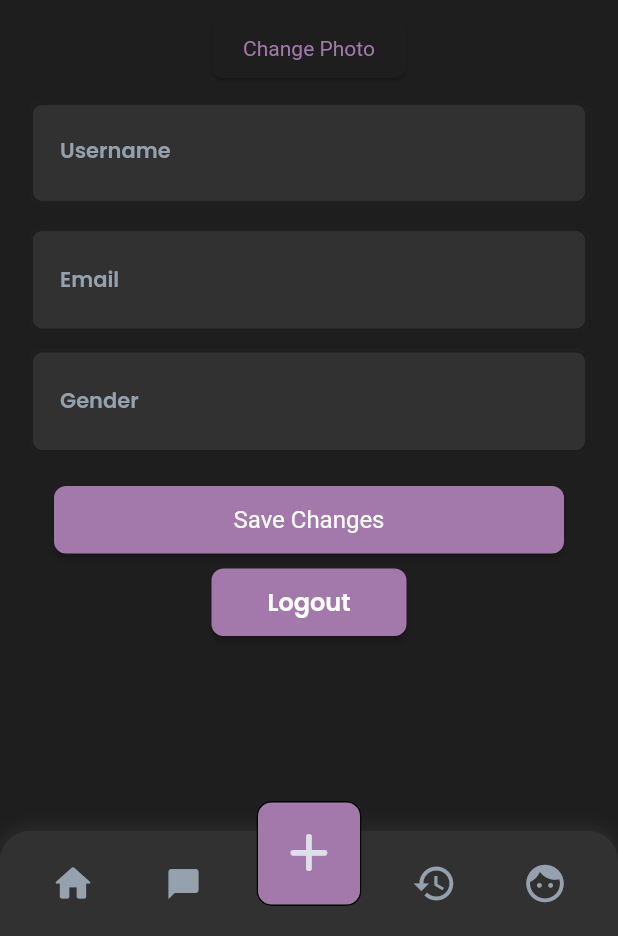
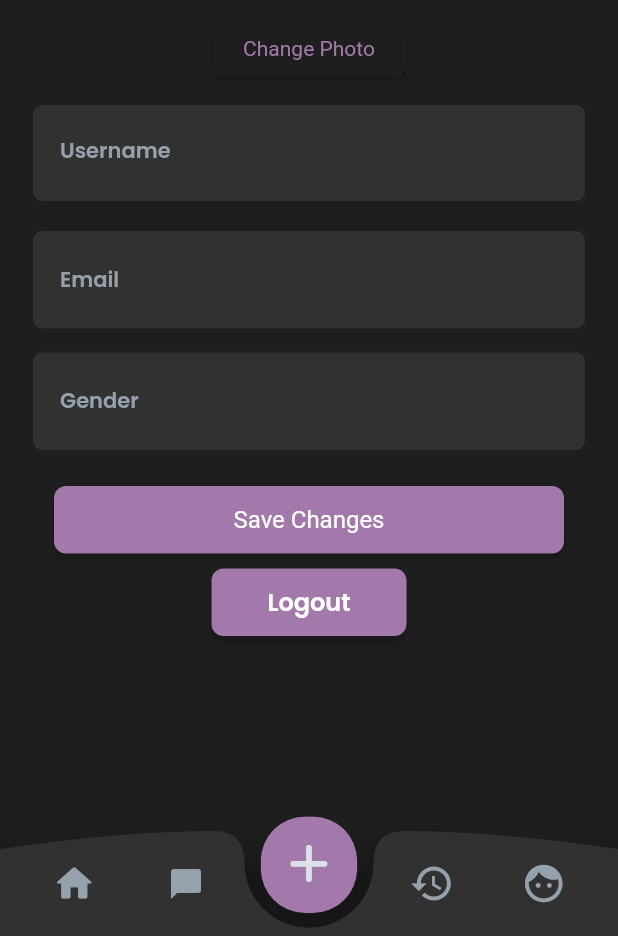
Before and after one commit to ShadowMasterAJ/Questee, a Flutter app: the EditProfileScreenWidget screen opened by its route, on a phone screen of 412 x 824 dp, the part 300-1236 px from its top. Run offline on Flutter 3.47's test engine with Material 2 defaults, Android fonts, the phone set to English and light mode, and no system bars; drawn by our look-alikes of auto_size_text; our stand-ins replace built_collection, built_value, cached_network_image, cloud_firestore, cloud_functions, easy_debounce and 20 more; missing offline and left inert: dash_chat, device_apps, flutter_stripe, flutterfire_ui, json_path, mime_type and 1 more; accounts and stored records are empty; Roboto replaces fonts that are missing (Lexend Deca).

Commit message:
New design for bottom navbar

```diff
--- a/lib/components/nav_bar_with_middle_button_widget.dart
+++ b/lib/components/nav_bar_with_middle_button_widget.dart
@@ -13,60 +13,62 @@ class NavBarWithMiddleButtonWidget extends StatefulWidget {
   _NavBarWithMiddleButtonWidgetState createState() =>
       _NavBarWithMiddleButtonWidgetState();
 }
+class BottomNavCurvePainter extends CustomPainter {
+  BottomNavCurvePainter(
+      {this.backgroundColor = Colors.white, this.insetRadius = 43});
+
+  Color backgroundColor;
+  double insetRadius;
+  @override
+  void paint(Canvas canvas, Size size) {
+    Paint paint = Paint()
+      ..color = backgroundColor
+      ..style = PaintingStyle.fill;
+    Path path = Path()..moveTo(0, 12);
+
+    double insetCurveBeginnningX = size.width / 2 - insetRadius;
+    double insetCurveEndX = size.width / 2 + insetRadius;
+    double transitionToInsetCurveWidth = size.width * .05;
+    path.quadraticBezierTo(size.width * 0.20, 0,
+        insetCurveBeginnningX - transitionToInsetCurveWidth, 0);
+    path.quadraticBezierTo(
+        insetCurveBeginnningX, 0, insetCurveBeginnningX, insetRadius / 2);
+
+    path.arcToPoint(Offset(insetCurveEndX, insetRadius / 2),
+        radius: Radius.circular(10.0), clockwise: false);
+
+    path.quadraticBezierTo(
+        insetCurveEndX, 0, insetCurveEndX + transitionToInsetCurveWidth, 0);
+    path.quadraticBezierTo(size.width * 0.80, 0, size.width, 12);
+    path.lineTo(size.width, size.height + 56);
+    path.lineTo(
+        0,
+        size.height +
+            56); //+56 here extends the navbar below app bar to include extra space on some screens (iphone 11)
+    canvas.drawPath(path, paint);
+  }
+
+  @override
+  bool shouldRepaint(CustomPainter oldDelegate) {
+    return false;
+  }
+}
 
 class _NavBarWithMiddleButtonWidgetState
     extends State<NavBarWithMiddleButtonWidget> {
   @override
   Widget build(BuildContext context) {
-    return Column(
-      mainAxisSize: MainAxisSize.max,
-      children: [
-        Container(
-          width: double.infinity,
-          height: 90,
-          decoration: BoxDecoration(
-            color: FlutterFlowTheme.of(context).primaryBackground,
-            borderRadius: BorderRadius.only(
-              bottomLeft: Radius.circular(0),
-              bottomRight: Radius.circular(0),
-              topLeft: Radius.circular(20),
-              topRight: Radius.circular(20),
-            ),
-          ),
-          child: Stack(
-            children: [
-              Column(
-                mainAxisSize: MainAxisSize.max,
-                mainAxisAlignment: MainAxisAlignment.end,
-                children: [
-                  Container(
-                    width: double.infinity,
+    return BottomAppBar(
       height: 70,
-                    decoration: BoxDecoration(
-                      color: FlutterFlowTheme.of(context).secondaryBackground,
-                      boxShadow: [
-                        BoxShadow(
-                          blurRadius: 10,
-                          color: FlutterFlowTheme.of(context)
-                              .secondaryBackground,
-                          offset: Offset(0, 0),
-                          spreadRadius: 0.1,
-                        )
-                      ],
-                      borderRadius: BorderRadius.only(
-                        bottomLeft: Radius.circular(0),
-                        bottomRight: Radius.circular(0),
-                        topLeft: Radius.circular(20),
-                        topRight: Radius.circular(20),
-                      ),
-                    ),
-                  ),
-                ],
-              ),
-              Row(
+      color: Colors.transparent,
+      child: CustomPaint(
+        size: Size(double.infinity, 50),
+        painter: BottomNavCurvePainter(
+            backgroundColor: FlutterFlowTheme.of(context).secondaryBackground),
+        child: Row(
           mainAxisSize: MainAxisSize.max,
           mainAxisAlignment: MainAxisAlignment.spaceEvenly,
-                crossAxisAlignment: CrossAxisAlignment.end,
+          crossAxisAlignment: CrossAxisAlignment.center,
           children: [
             FlutterFlowIconButton(
               borderColor: Colors.transparent,
@@ -112,19 +114,13 @@ class _NavBarWithMiddleButtonWidgetState
                 );
               },
             ),
-                  Column(
-                    mainAxisSize: MainAxisSize.min,
-                    mainAxisAlignment: MainAxisAlignment.start,
-                    children: [
-                      Padding(
-                        padding: EdgeInsetsDirectional.fromSTEB(0, 0, 0, 10),
+            Align(
+              alignment: Alignment(0, -5),
               child: FlutterFlowIconButton(
                 borderColor: Colors.black,
-                          borderRadius: 10,
-                          borderWidth: 1,
-                          buttonSize: 70,
-                          fillColor:
-                              FlutterFlowTheme.of(context).primaryColor,
+                borderRadius: 30,
+                buttonSize: 65,
+                fillColor: FlutterFlowTheme.of(context).primaryColor,
                 icon: FaIcon(
                   FontAwesomeIcons.plus,
                   color: FlutterFlowTheme.of(context).gray200,
@@ -134,8 +130,6 @@ class _NavBarWithMiddleButtonWidgetState
                   context.pushNamed('createJobScreen');
                 },
               ),
-                      ),
-                    ],
             ),
             FlutterFlowIconButton(
               borderColor: Colors.transparent,
@@ -167,10 +161,7 @@ class _NavBarWithMiddleButtonWidgetState
             ),
           ],
         ),
-            ],
       ),
-        ),
-      ],
     );
   }
 }
--- a/lib/job_detail_screen_acceptor/job_detail_screen_acceptor_widget.dart
+++ b/lib/job_detail_screen_acceptor/job_detail_screen_acceptor_widget.dart
@@ -224,7 +224,6 @@ class _JobDetailScreenAcceptorWidgetState
     );
   }
 
-  // ignore: non_constant_identifier_names
   Padding AcceptJobButton(
       DocumentReference columnJobRecord, BuildContext context) {
     return Padding(
--- a/lib/launchApp/launchApp.dart
+++ b/lib/launchApp/launchApp.dart
@@ -11,7 +11,7 @@ Future launchApp(String appName) async{
       DeviceApps.openApp(appName);
    }
    else {
-     ///if the app is not installed it lunches google play store so you can install it from there
+     ///if the app is not installed it launches google play store so you can install it from there
       launchUrl(Uri.parse("market://details?id=" +appName));
    }
 } catch (e) {
```
Also changed, not shown: lib/job_board_screen/job_board_screen_widget.dart (+36 -39 lines). Lines whose indentation alone changed are shown as unchanged.
